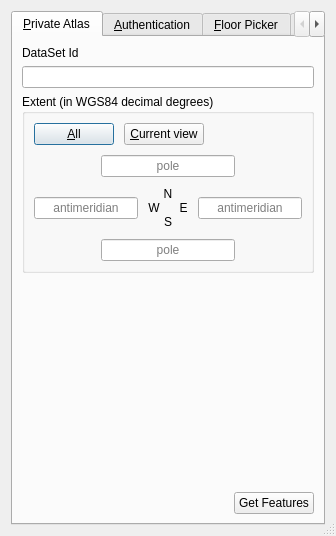
Above: azure_maps_plugin_dialog_base.ui from nijarosz/AzureMapsPlugin before the change. Below: the same form after it.
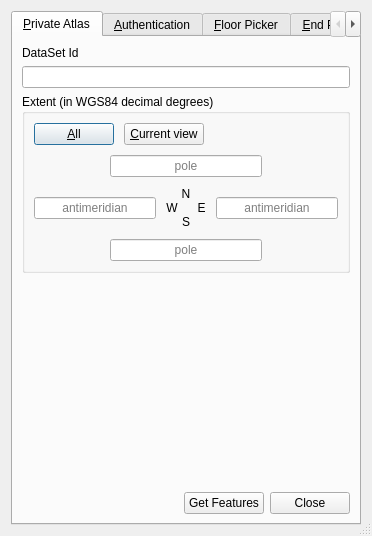
That is the form after the change.

What changed in the file:
```diff
--- a/azure_maps_plugin_dialog_base.ui
+++ b/azure_maps_plugin_dialog_base.ui
@@ -6,7 +6,7 @@
    <rect>
     <x>0</x>
     <y>0</y>
-    <width>336</width>
+    <width>372</width>
     <height>536</height>
    </rect>
   </property>
@@ -275,6 +275,13 @@
            </property>
           </widget>
          </item>
+         <item>
+          <widget class="QPushButton" name="closeButton">
+           <property name="text">
+            <string>Close</string>
+           </property>
+          </widget>
+         </item>
         </layout>
        </item>
       </layout>
```
Lines whose indentation alone changed are shown as unchanged.
